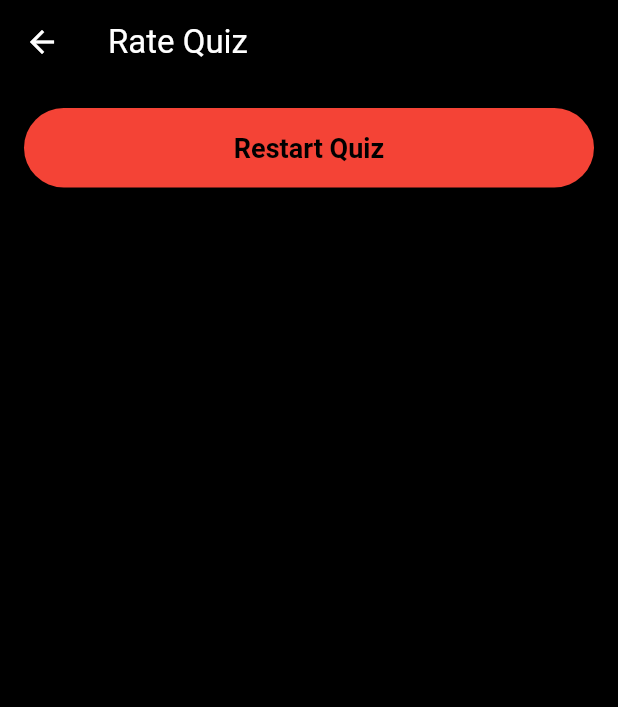
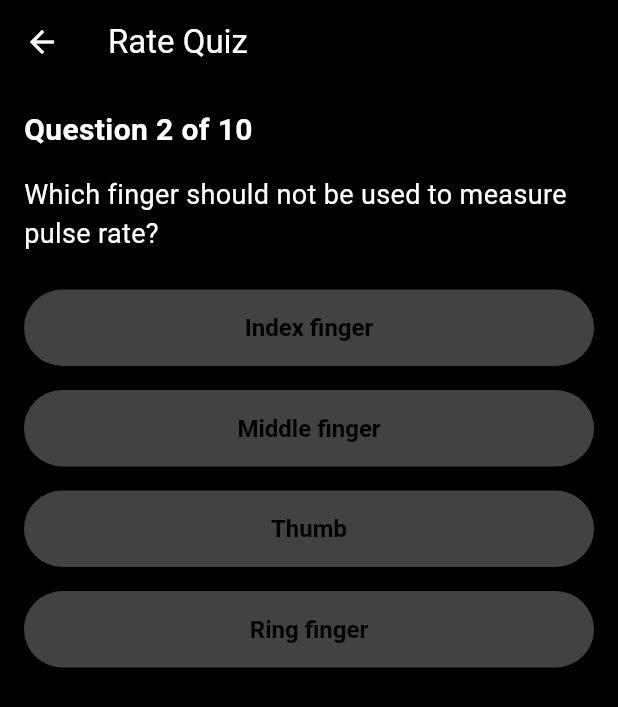
Before and after one commit to cardioverse/ECG-labs, a Flutter app: the RateQuizScreen screen opened directly, after a tap on "40-60 bpm", on a phone screen of 412 x 824 dp. Shown: the top 707 px of the screen. Run offline on Flutter 3.47's test engine with Material 3 defaults, Android fonts, the phone set to English and light mode, and no system bars; our stand-ins replace carousel_slider, cloud_firestore, firebase_auth, firebase_core, firebase_storage, flutter_dotenv and 4 more; accounts and stored records are empty.

Commit message:
Updated rate screen quiz

```diff
--- a/lib/topics_completion_tracker/rate_quiz_screen.dart
+++ b/lib/topics_completion_tracker/rate_quiz_screen.dart
@@ -10,124 +10,98 @@ class RateQuizScreen extends StatefulWidget {
 class _RateQuizScreenState extends State<RateQuizScreen> {
   int currentQuestionIndex = 0;
   int score = 0;
-  bool showResetButton = false;
+  bool quizCompleted = false;
 
   final List<Map<String, dynamic>> questions = [
-    {
-      'question': 'What is the normal resting heart rate range for adults?',
-      'options': ['40-60 bpm', '60-100 bpm', '100-120 bpm', '120-160 bpm'],
-      'answer': 1,
-    },
-    {
-      'question': 'Which finger should not be used to measure pulse rate?',
-      'options': ['Index finger', 'Middle finger', 'Thumb', 'Ring finger'],
-      'answer': 2,
-    },
-    {
-      'question': 'How do you estimate heart rate using an ECG?',
-      'options': [
-        '300 divided by number of large squares between R-waves',
-        '1500 divided by number of large squares between R-waves',
-        '300 multiplied by number of small squares between R-waves',
-        '1500 multiplied by number of large squares between R-waves'
-      ],
-      'answer': 0,
-    },
+    {'question': 'What is the normal resting heart rate range for adults?', 'options': ['40-60 bpm', '60-100 bpm', '100-120 bpm', '120-160 bpm'], 'answer': 1},
+    {'question': 'Which finger should not be used to measure pulse rate?', 'options': ['Index finger', 'Middle finger', 'Thumb', 'Ring finger'], 'answer': 2},
+    {'question': 'How do you estimate heart rate using an ECG?', 'options': ['300 divided by large squares', '1500 divided by large squares', '300 multiplied by small squares', '1500 multiplied by large squares'], 'answer': 0},
+    {'question': 'What is the normal heart rate for a newborn?', 'options': ['60-100 bpm', '100-160 bpm', '40-60 bpm', '80-120 bpm'], 'answer': 1},
+    {'question': 'Which factor does NOT typically affect heart rate?', 'options': ['Exercise', 'Temperature', 'Age', 'Blood Type'], 'answer': 3},
+    {'question': 'Bradycardia refers to a heart rate below:', 'options': ['60 bpm', '80 bpm', '100 bpm', '50 bpm'], 'answer': 0},
+    {'question': 'Tachycardia is defined as a heart rate above:', 'options': ['60 bpm', '80 bpm', '100 bpm', '120 bpm'], 'answer': 2},
+    {'question': 'Which method is commonly used to measure heart rate manually?', 'options': ['Blood test', 'Chest X-ray', 'Palpation of radial artery', 'MRI scan'], 'answer': 2},
+    {'question': 'What device is used for continuous heart rate monitoring?', 'options': ['ECG', 'Sphygmomanometer', 'Pulse oximeter', 'Glucometer'], 'answer': 0},
+    {'question': 'Which nervous system primarily controls heart rate?', 'options': ['Somatic', 'Autonomic', 'Central', 'Peripheral'], 'answer': 1},
   ];
 
   void _checkAnswer(int selectedIndex) {
     if (selectedIndex == questions[currentQuestionIndex]['answer']) {
       score++;
+    }
+
     setState(() {
       if (currentQuestionIndex < questions.length - 1) {
         currentQuestionIndex++;
       } else {
-          _showCompletionDialog();
+        quizCompleted = true;
       }
     });
-    } else {
-      setState(() {
-        showResetButton = true;
-      });
-    }
   }
 
   Future<void> _storeCompletionStatus() async {
     try {
       User? user = FirebaseAuth.instance.currentUser;
-      if (user != null && score == questions.length) {
+      if (user != null) {
         String uid = user.uid;
         DocumentReference userDoc = FirebaseFirestore.instance.collection('userProgress').doc(uid);
-
-        await userDoc.set({
-          'completedTopics.rate': true,
-        }, SetOptions(merge: true));
+        await userDoc.set({'completedTopics.rate': true}, SetOptions(merge: true));
       }
     } catch (e) {
       print('Error storing completion status: $e');
     }
   }
 
-  void _showCompletionDialog() {
-    showDialog(
-      context: context,
-      builder: (BuildContext context) {
-        return AlertDialog(
-          title: Text('Quiz Completed!'),
-          content: Text('You scored $score out of ${questions.length}.'),
-          actions: [
-            TextButton(
-              onPressed: () {
-                Navigator.of(context).pop();
-                Navigator.of(context).pop();
-                _storeCompletionStatus();
-              },
-              child: Text('Finish'),
-            ),
-          ],
-        );
-      },
-    );
-  }
-
   void _resetQuiz() {
     setState(() {
       currentQuestionIndex = 0;
       score = 0;
-      showResetButton = false;
+      quizCompleted = false;
     });
   }
 
   @override
   Widget build(BuildContext context) {
     return Scaffold(
-      appBar: AppBar(
-        title: Text('Rate Quiz'),
-        backgroundColor: Colors.black,
-      ),
+      appBar: AppBar(title: Text('Rate Quiz'), backgroundColor: Colors.black),
       backgroundColor: Colors.black,
       body: Padding(
         padding: const EdgeInsets.all(16.0),
-        child: Column(
+        child: quizCompleted
+            ? Column(
+          mainAxisAlignment: MainAxisAlignment.center,
+          children: [
+            Text(
+              'Quiz Completed!\nCorrect: $score/10\nIncorrect: ${10 - score}/10',
+              style: TextStyle(color: Colors.white, fontSize: 20),
+              textAlign: TextAlign.center,
+            ),
+            SizedBox(height: 20),
+            if (score >= 8)
+              ElevatedButton(
+                style: ElevatedButton.styleFrom(backgroundColor: Colors.green),
+                onPressed: () {
+                  _storeCompletionStatus();
+                  Navigator.of(context).pop();
+                },
+                child: Text('Mark as Complete'),
+              ),
+            SizedBox(height: 10),
+            ElevatedButton(
+              style: ElevatedButton.styleFrom(backgroundColor: Colors.red),
+              onPressed: _resetQuiz,
+              child: Text('Retry Quiz'),
+            ),
+          ],
+        )
+            : Column(
           crossAxisAlignment: CrossAxisAlignment.start,
           children: [
-            if (!showResetButton) ...[
-              Text(
-                'Question ${currentQuestionIndex + 1} of ${questions.length}',
-                style: TextStyle(
-                  color: Colors.white,
-                  fontSize: 20,
-                  fontWeight: FontWeight.bold,
-                ),
-              ),
+            Text('Question ${currentQuestionIndex + 1} of ${questions.length}',
+                style: TextStyle(color: Colors.white, fontSize: 20, fontWeight: FontWeight.bold)),
             SizedBox(height: 16),
-              Text(
-                questions[currentQuestionIndex]['question'],
-                style: TextStyle(
-                  color: Colors.white,
-                  fontSize: 18,
-                ),
-              ),
+            Text(questions[currentQuestionIndex]['question'],
+                style: TextStyle(color: Colors.white, fontSize: 18)),
             SizedBox(height: 16),
             ...List.generate(questions[currentQuestionIndex]['options'].length, (index) {
               return Padding(
@@ -143,19 +117,6 @@ class _RateQuizScreenState extends State<RateQuizScreen> {
                 ),
               );
             }),
-            ] else ...[
-              Center(
-                child: ElevatedButton(
-                  style: ElevatedButton.styleFrom(
-                    backgroundColor: Colors.red,
-                    padding: EdgeInsets.symmetric(vertical: 16.0, horizontal: 24.0),
-                    textStyle: TextStyle(fontSize: 18, fontWeight: FontWeight.bold),
-                  ),
-                  onPressed: _resetQuiz,
-                  child: Text('Restart Quiz'),
-                ),
-              ),
-            ],
           ],
         ),
       ),
```
Lines whose indentation alone changed are shown as unchanged.
